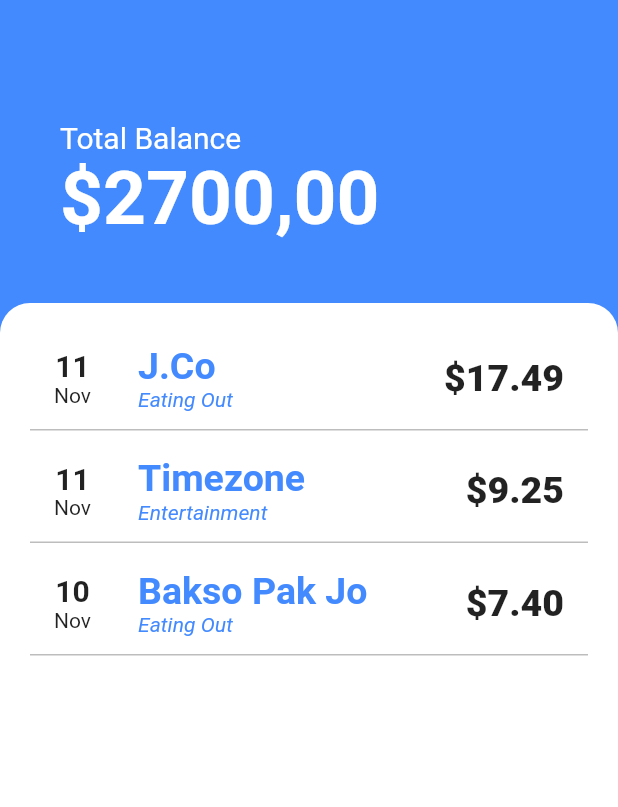
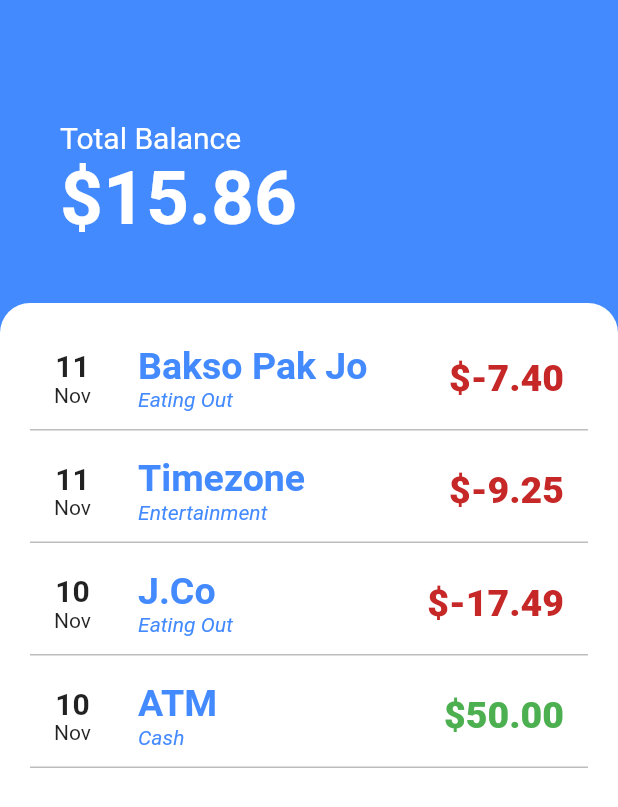
Before and after one commit to viqizevic/dompetku, a Flutter app: the screen it shows after launch, on a phone screen of 412 x 824 dp. Shown: the top 807 px of the screen. Run offline on Flutter 3.47's test engine with Material 2 defaults, Android fonts, the phone set to English and light mode, and no system bars.

```diff
--- a/lib/models/transaction.dart
+++ b/lib/models/transaction.dart
@@ -12,4 +12,8 @@ class Transaction {
     this.date,
     this.category,
   });
+
+  bool get isAnExpense {
+    return amount < 0;
+  }
 }
--- a/lib/models/transaction_data.dart
+++ b/lib/models/transaction_data.dart
@@ -5,30 +5,40 @@ import 'package:flutter/foundation.dart';
 class TransactionData extends ChangeNotifier {
   List<Transaction> _trans = [
     Transaction(
+      payee: "ATM",
+      amount: 50,
+      date: DateTime.now().add(Duration(days: -1)),
+      category: "Cash",
+    ),
+    Transaction(
       payee: "J.Co",
-      amount: 17.49,
-      date: DateTime.now(),
+      amount: -17.49,
+      date: DateTime.now().add(Duration(days: -1)),
       category: "Eating Out",
     ),
     Transaction(
       payee: "Timezone",
-      amount: 9.25,
+      amount: -9.25,
       date: DateTime.now(),
       category: "Entertainment",
     ),
     Transaction(
       payee: "Bakso Pak Jo",
-      amount: 7.4,
-      date: DateTime.now().add(Duration(days: -1)),
+      amount: -7.4,
+      date: DateTime.now(),
       category: "Eating Out",
     ),
   ];
 
   UnmodifiableListView<Transaction> get transactions {
-    return UnmodifiableListView(_trans);
+    return UnmodifiableListView(_trans.reversed);
   }
 
   int get transactionCount {
     return _trans.length;
   }
+
+  double get balance {
+    return _trans.fold(0, (p, q) => (p + q.amount));
+  }
 }
--- a/lib/screens/transactions_screen.dart
+++ b/lib/screens/transactions_screen.dart
@@ -1,5 +1,7 @@
+import 'package:dompetku/models/transaction_data.dart';
 import 'package:dompetku/widgets/transactions_list.dart';
 import 'package:flutter/material.dart';
+import 'package:provider/provider.dart';
 
 class TransactionsScreen extends StatelessWidget {
   @override
@@ -22,7 +24,7 @@ class TransactionsScreen extends StatelessWidget {
                   ),
                 ),
                 Text(
-                  '\$2700,00',
+                  '\$${Provider.of<TransactionData>(context).balance.toStringAsFixed(2)}',
                   style: TextStyle(
                     color: Colors.white,
                     fontSize: 50,
--- a/lib/todos.txt
+++ b/lib/todos.txt
@@ -3,5 +3,7 @@ TODO
 _ Add id to transaction
 
 DONE
+_ Show total balance
+_ Set transaction color red if an expense
 _ Use transaction data
 _ Bottom border line in transaction tile
--- a/lib/widgets/transaction_tile.dart
+++ b/lib/widgets/transaction_tile.dart
@@ -6,12 +6,14 @@ class TransactionTile extends StatelessWidget {
   final double amount;
   final DateTime date;
   final String category;
+  final bool isAnExpense;
 
   TransactionTile({
     this.payee,
     this.amount,
     this.date,
     this.category,
+    this.isAnExpense,
   });
 
   @override
@@ -70,6 +72,7 @@ class TransactionTile extends StatelessWidget {
             style: TextStyle(
               fontSize: 25,
               fontWeight: FontWeight.w900,
+              color: isAnExpense ? Colors.red.shade800 : Colors.green,
             ),
           ),
         ),
--- a/lib/widgets/transactions_list.dart
+++ b/lib/widgets/transactions_list.dart
@@ -17,6 +17,7 @@ class TransactionsList extends StatelessWidget {
               amount: transaction.amount,
               date: transaction.date,
               category: transaction.category,
+              isAnExpense: transaction.isAnExpense,
             );
           },
           itemCount: transactionData.transactionCount,
```
